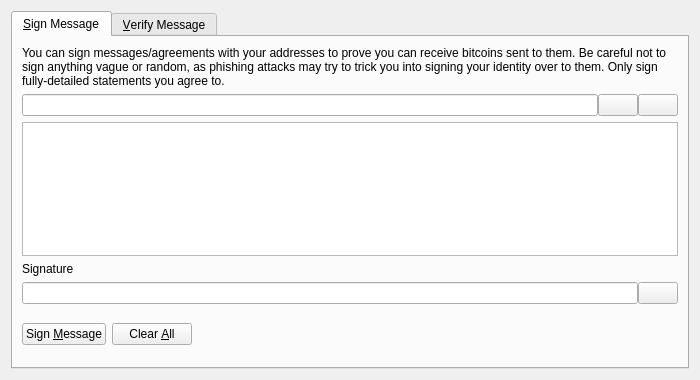
The window that src/qt/forms/signverifymessagedialog.ui (bitpoolro/5G) describes before a commit, drawn with Qt 5.
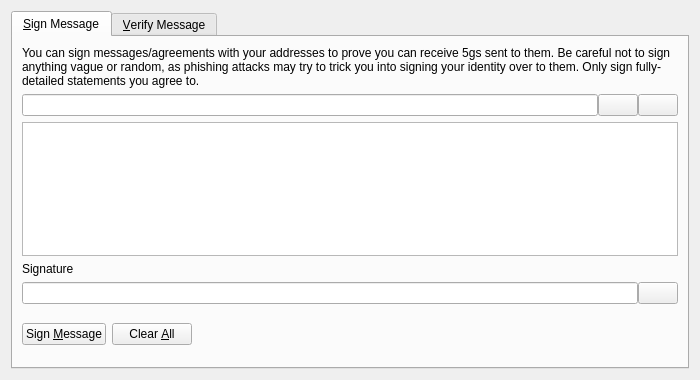
The same window after the commit. Icons and pictures are not drawn. Custom widgets are drawn as their Qt base class.

```diff
--- a/src/qt/forms/signverifymessagedialog.ui
+++ b/src/qt/forms/signverifymessagedialog.ui
@@ -30,7 +30,7 @@
        <item>
         <widget class="QLabel" name="infoLabel_SM">
          <property name="text">
-          <string>You can sign messages/agreements with your addresses to prove you can receive bitcoins sent to them. Be careful not to sign anything vague or random, as phishing attacks may try to trick you into signing your identity over to them. Only sign fully-detailed statements you agree to.</string>
+          <string>You can sign messages/agreements with your addresses to prove you can receive 5gs sent to them. Be careful not to sign anything vague or random, as phishing attacks may try to trick you into signing your identity over to them. Only sign fully-detailed statements you agree to.</string>
          </property>
          <property name="textFormat">
           <enum>Qt::PlainText</enum>
```
Left out of the diff: 42 changed lines with no effect on the pictures.
